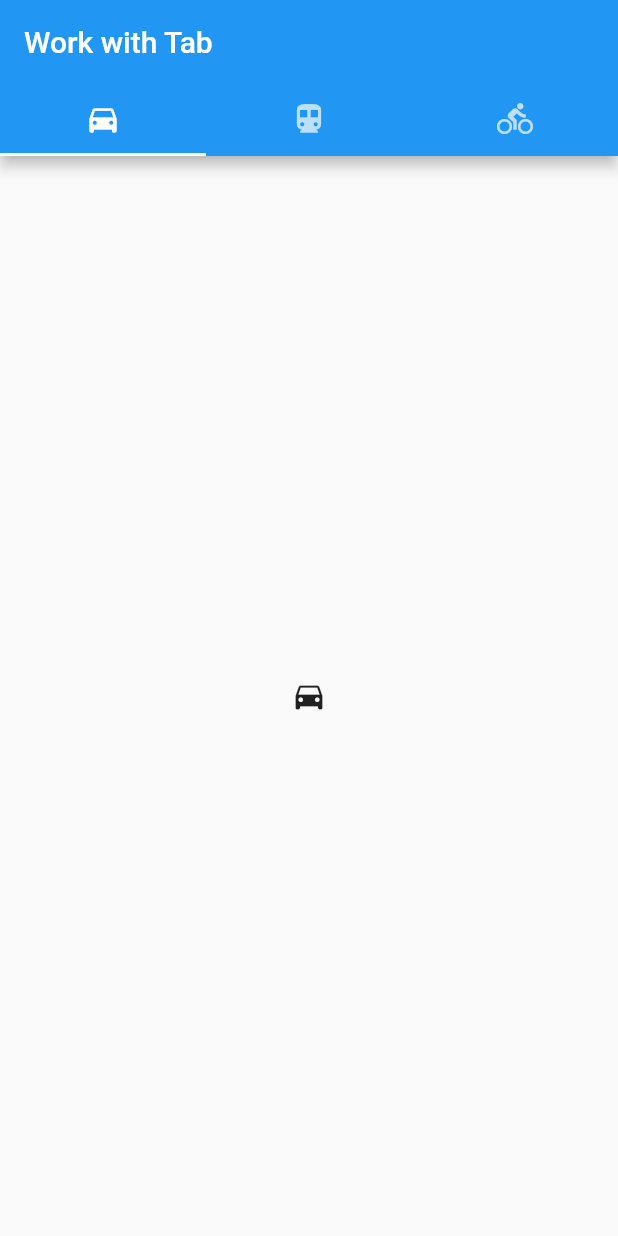
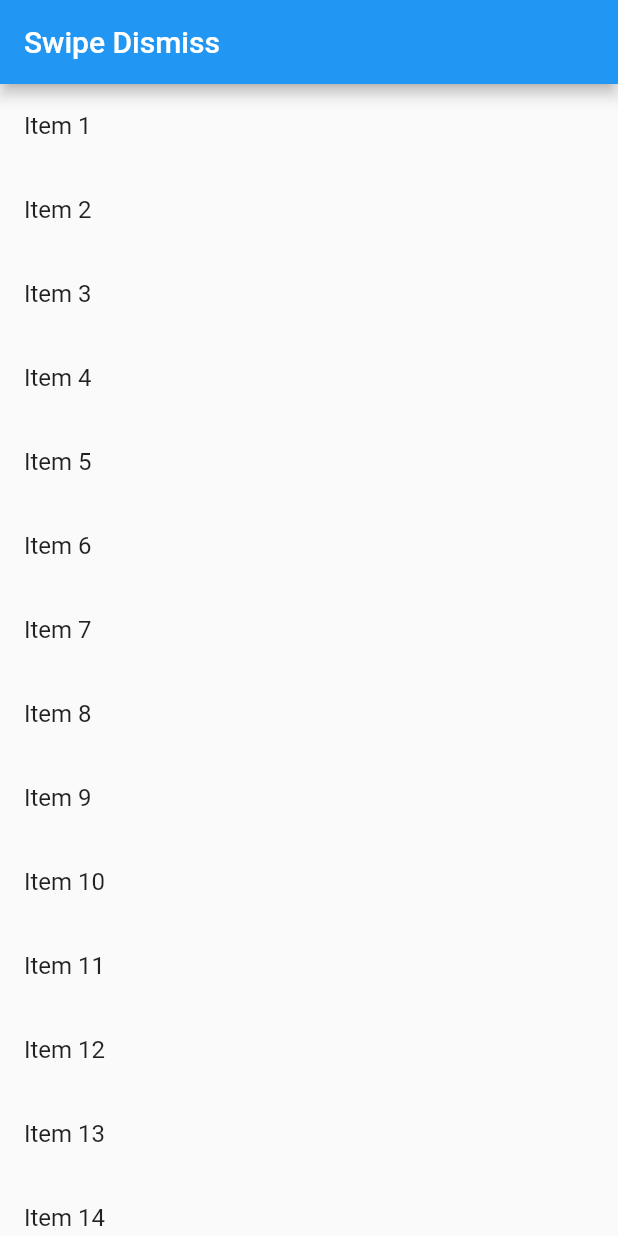
Before and after one commit to Fikialamsyah/flutter_cookbook, a Flutter app: the screen it shows after launch, on a phone screen of 412 x 824 dp. Run offline on Flutter 3.47's test engine with Material 2 defaults, Android fonts, the phone set to English and light mode, and no system bars.

Commit message:
add gesture practice

```diff
--- /dev/null
+++ b/lib/gesture/swipe_to_dismiss.dart
@@ -0,0 +1,42 @@
+import 'package:flutter/material.dart';
+
+class SwipeDismissPage extends StatefulWidget {
+  const SwipeDismissPage({Key? key}) : super(key: key);
+
+  @override
+  State<SwipeDismissPage> createState() => _SwipeDismissPageState();
+}
+
+class _SwipeDismissPageState extends State<SwipeDismissPage> {
+  @override
+  Widget build(BuildContext context) {
+    final items = List<String>.generate(20, (i) => 'Item ${i + 1}');
+
+    return Scaffold(
+      appBar: AppBar(
+        title: const Text('Swipe Dismiss'),
+      ),
+      body: ListView.builder(
+        itemCount: items.length,
+        itemBuilder: (context, index) {
+          final item = items[index];
+          return Dismissible(
+            key: UniqueKey(),
+            onDismissed: (direction) {
+              setState(() {
+                items.removeAt(index);
+              });
+
+              ScaffoldMessenger.of(context)
+                  .showSnackBar(SnackBar(content: Text('$item dismissed')));
+            },
+            background: Container(color: Colors.red,),
+            child: ListTile(
+              title: Text(items[index]),
+            ),
+          );
+        },
+      ),
+    );
+  }
+}
--- a/lib/main.dart
+++ b/lib/main.dart
@@ -1,8 +1,8 @@
 import 'package:flutter/material.dart';
-import 'package:flutter_cookbook/design/custom_font.dart';
-import 'package:flutter_cookbook/design/update_ui_orientation.dart';
 import 'package:flutter_cookbook/design/use_themes.dart';
-import 'package:flutter_cookbook/design/work_with_tab.dart';
+import 'package:flutter_cookbook/gesture/handle_taps.dart';
+import 'package:flutter_cookbook/gesture/material_touch_ripples.dart';
+import 'package:flutter_cookbook/gesture/swipe_to_dismiss.dart';
 
 void main() => runApp(const MyApp());
 
@@ -11,8 +11,8 @@ class MyApp extends StatelessWidget {
 
   @override
   Widget build(BuildContext context) {
-    return const MaterialApp(
-      home: WorkWithTabPage(),
+    return MaterialApp(
+      home: SwipeDismissPage(),
     );
   }
 }
```
Also changed, not shown: lib/gesture/handle_taps.dart (added, +36 -0 lines), lib/gesture/material_touch_ripples.dart (added, +34 -0 lines).
